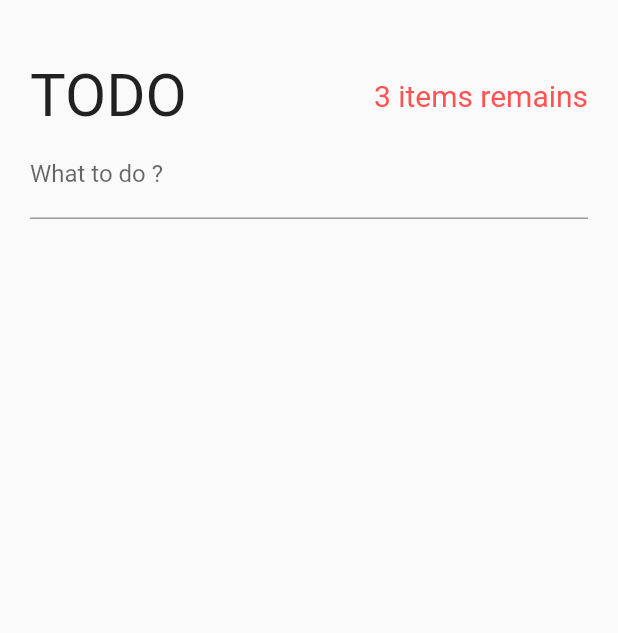
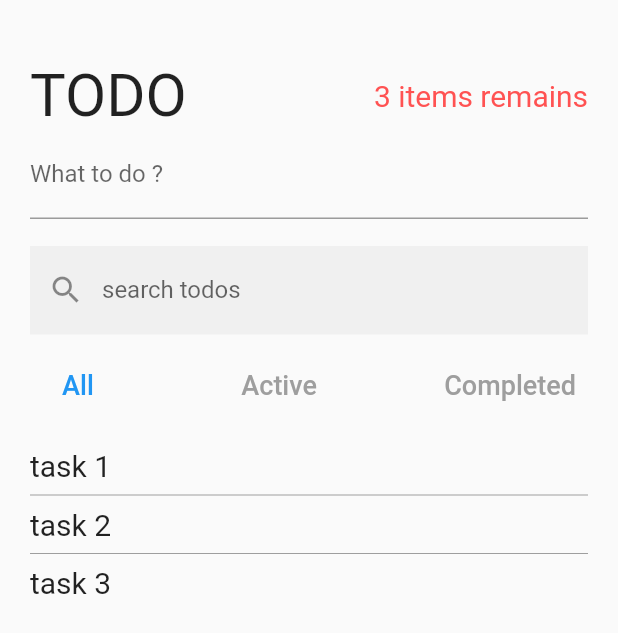
Before and after one commit to zeufack/flutter-provider, a Flutter app: the screen it shows after launch, on a phone screen of 412 x 824 dp. Shown: the top 633 px of the screen. Run offline on Flutter 3.47's test engine with Material 2 defaults, Android fonts, the phone set to English and light mode, and no system bars; our stand-ins replace equatable.

Commit message:
complete ui functionality

```diff
--- /dev/null
+++ b/todo/lib/components/filter_todo_component.dart
@@ -0,0 +1,65 @@
+import 'package:flutter/material.dart';
+import 'package:provider/provider.dart';
+import 'package:todo/model/filter.dart';
+import 'package:todo/providers/todo_filter/todo_filter_provider.dart';
+import 'package:todo/providers/todo_search/todo_search_provider.dart';
+
+class FilterTodoComponent extends StatelessWidget {
+  const FilterTodoComponent({Key? key}) : super(key: key);
+
+  @override
+  Widget build(BuildContext context) {
+    return Column(
+      children: [
+        TextField(
+          decoration: const InputDecoration(
+              label: Text('search todos'),
+              border: InputBorder.none,
+              prefixIcon: Icon(Icons.search),
+              filled: true),
+          onChanged: (searchTerm) {
+            if (searchTerm != null) {
+              context.read<TodoSearchProvider>().changeSearchTerm(searchTerm);
+            }
+          },
+        ),
+        const SizedBox(
+          height: 10.0,
+        ),
+        Row(
+          mainAxisAlignment: MainAxisAlignment.spaceBetween,
+          children: [
+            filterButton(context, Filter.all),
+            filterButton(context, Filter.active),
+            filterButton(context, Filter.completed)
+          ],
+        )
+      ],
+    );
+  }
+
+  Widget filterButton(BuildContext context, Filter filter) {
+    return TextButton(
+      onPressed: () {
+        context.read<TodoFilterProvider>().changeFilter(filter);
+      },
+      child: Text(
+        filter == Filter.all
+            ? 'All'
+            : filter == Filter.active
+                ? 'Active'
+                : 'Completed',
+        style: TextStyle(
+          fontSize: 18.0,
+          color: filterBUttonColor(context, filter),
+        ),
+      ),
+    );
+  }
+
+  Color filterBUttonColor(BuildContext context, Filter filter) {
+    return context.watch<TodoFilterProvider>().state.filter == filter
+        ? Colors.blue
+        : Colors.grey;
+  }
+}
--- /dev/null
+++ b/todo/lib/components/show_todo_component.dart
@@ -0,0 +1,50 @@
+import 'package:flutter/material.dart';
+import 'package:provider/provider.dart';
+import 'package:todo/model/todo.dart';
+import 'package:todo/providers/filtered_todo/filtered_todo_provider.dart';
+
+class ShowTodoComponent extends StatelessWidget {
+  const ShowTodoComponent({Key? key}) : super(key: key);
+
+  @override
+  Widget build(BuildContext context) {
+    final List<Todo> filteredTodoList =
+        context.watch<FilteredTodoProvider>().state.filteredTodoList;
+
+    return ListView.separated(
+      itemCount: filteredTodoList.length,
+      primary: false,
+      shrinkWrap: true,
+      itemBuilder: (BuildContext context, int index) {
+        return Dismissible(
+          onDismissed: (direction) {},
+          key: ValueKey(filteredTodoList[index].id),
+          child: Text(
+            filteredTodoList[index].desc,
+            style: const TextStyle(fontSize: 20.0),
+          ),
+          background: showBackgroud(),
+          secondaryBackground: showBackgroud(),
+        );
+      },
+      separatorBuilder: (BuildContext context, int index) {
+        return const Divider(
+          color: Colors.grey,
+        );
+      },
+    );
+  }
+
+  Widget showBackgroud() {
+    return Container(
+      margin: const EdgeInsets.all(4.0),
+      padding: const EdgeInsets.symmetric(horizontal: 10.0),
+      color: Colors.red,
+      child: const Icon(
+        Icons.delete,
+        size: 30.0,
+        color: Colors.white,
+      ),
+    );
+  }
+}
--- a/todo/lib/pages/home_screen.dart
+++ b/todo/lib/pages/home_screen.dart
@@ -1,4 +1,6 @@
 import 'package:flutter/material.dart';
+import 'package:todo/components/filter_todo_component.dart';
+import 'package:todo/components/show_todo_component.dart';
 import 'package:todo/components/todo_header_component.dart';
 import 'package:todo/components/todo_create_component.dart';
 
@@ -15,7 +17,18 @@ class HomeScreen extends StatelessWidget {
           padding: const EdgeInsets.symmetric(horizontal: 20.0, vertical: 40.0),
           child: Center(
             child: Column(
-              children: const [TodoHeaderComponent(), CreateTodoComponent()],
+              children: const [
+                TodoHeaderComponent(),
+                CreateTodoComponent(),
+                SizedBox(
+                  height: 18.0,
+                ),
+                FilterTodoComponent(),
+                SizedBox(
+                  height: 18.0,
+                ),
+                ShowTodoComponent(),
+              ],
             ),
           ),
         ),
```
